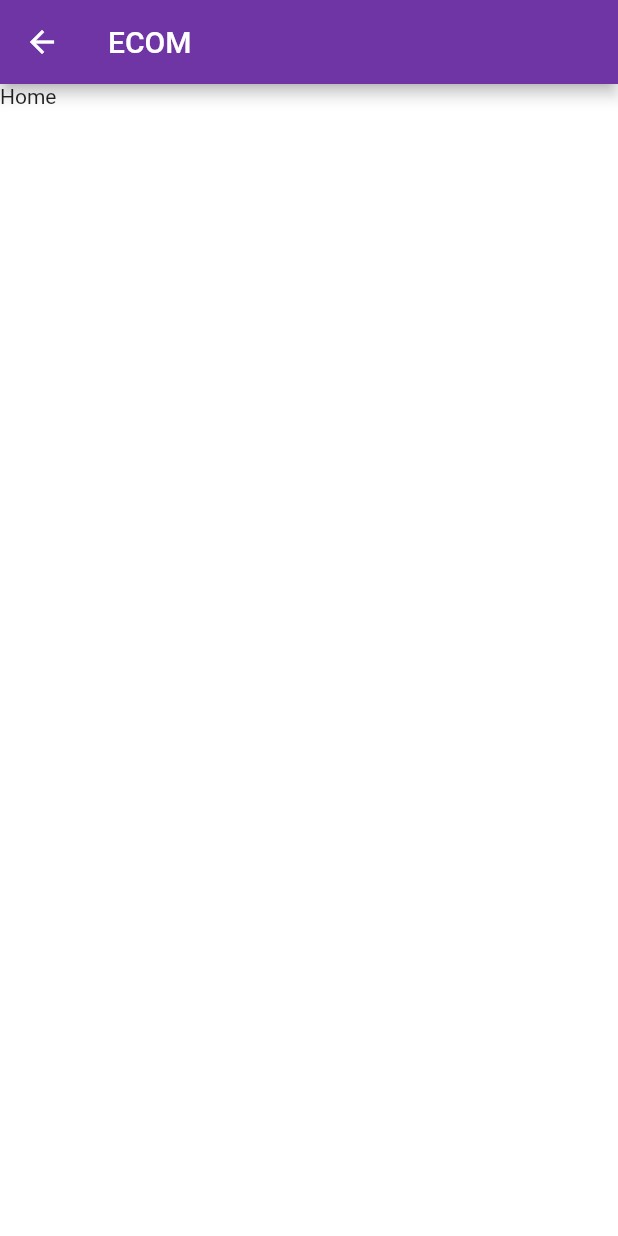
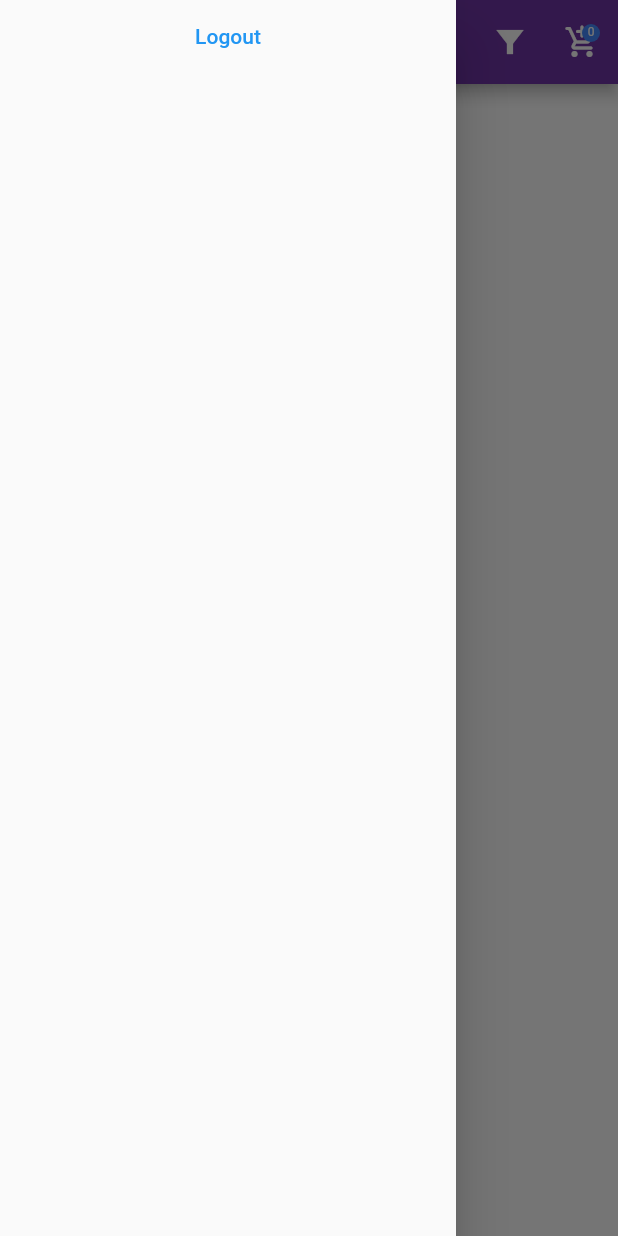
Before and after one commit to lkrjangid1/ecom-flutter, a Flutter app: the HomePage screen opened directly, with the side drawer open (before the commit the screen has no drawer), on a phone screen of 412 x 824 dp. Run offline on Flutter 3.47's test engine with Material 2 defaults, Android fonts, the light colour scheme and no system bars; our stand-ins replace cloud_firestore, firebase_auth, firebase_core, flutter_svg, rxdart; accounts and stored records are empty.

Commit message:
first commit

```diff
--- /dev/null
+++ b/lib/Screens/Home/Components/CardButtonFunc.dart
@@ -0,0 +1,55 @@
+import 'package:cloud_firestore/cloud_firestore.dart';
+import 'package:ecom/Screens/Cart/CartPage.dart';
+import 'package:firebase_auth/firebase_auth.dart';
+import 'package:flutter/material.dart';
+
+import 'CartButtonUI.dart';
+
+class CardButtonFunc extends StatelessWidget {
+  int totalPrize = 0;
+
+  @override
+  Widget build(BuildContext context) {
+    return IconButton(
+      onPressed: () {
+        Navigator.push(
+          context,
+          MaterialPageRoute(
+            builder: (context) => CartPage(
+              totalPrize: totalPrize,
+            ),
+          ),
+        );
+      },
+      icon: StreamBuilder(
+          stream: FirebaseFirestore.instance
+              .collection(FirebaseAuth.instance.currentUser.uid + 'cart')
+              .snapshots(),
+          builder: (context, snapshot) {
+            if (snapshot.hasError) {
+              return CartButton(
+                textColor: Colors.red,
+                badgeBackColor: Colors.white,
+                itemCount: '*',
+              );
+            }
+
+            if (snapshot.connectionState == ConnectionState.waiting) {
+              return CartButton(
+                textColor: Colors.white,
+                badgeBackColor: Colors.blueAccent,
+                itemCount: '0',
+              );
+            }
+            for (int index = 0; index < snapshot.data.docs.length; index++) {
+              totalPrize += int.parse(snapshot.data.docs[index]['prize']);
+            }
+            return CartButton(
+              textColor: Colors.white,
+              badgeBackColor: Colors.blueAccent,
+              itemCount: snapshot.data.docs.length.toString(),
+            );
+          }),
+    );
+  }
+}
--- /dev/null
+++ b/lib/Screens/Home/Components/CartButtonUI.dart
@@ -0,0 +1,39 @@
+import 'package:flutter/material.dart';
+
+class CartButton extends StatelessWidget {
+  final String itemCount;
+  final Color textColor;
+  final Color badgeBackColor;
+  CartButton({this.badgeBackColor, this.itemCount, this.textColor});
+
+  @override
+  Widget build(BuildContext context) {
+    return Stack(
+      children: <Widget>[
+        new Icon(Icons.add_shopping_cart_rounded),
+        new Positioned(
+          right: 0,
+          child: new Container(
+            padding: EdgeInsets.all(1),
+            decoration: new BoxDecoration(
+              color: Colors.blueAccent,
+              borderRadius: BorderRadius.circular(6),
+            ),
+            constraints: BoxConstraints(
+              minWidth: 12,
+              minHeight: 12,
+            ),
+            child: new Text(
+              itemCount,
+              style: new TextStyle(
+                color: Colors.white,
+                fontSize: 8,
+              ),
+              textAlign: TextAlign.center,
+            ),
+          ),
+        )
+      ],
+    );
+  }
+}
--- /dev/null
+++ b/lib/Screens/Home/Components/DrawerPage.dart
@@ -0,0 +1,25 @@
+import 'package:firebase_auth/firebase_auth.dart';
+import 'package:flutter/material.dart';
+import 'package:flutter/services.dart';
+
+class DrawerPage extends StatelessWidget {
+  @override
+  Widget build(BuildContext context) {
+    return Drawer(
+      child: Container(
+        child: SafeArea(
+          child: Column(
+            children: [
+              TextButton(
+                  onPressed: () {
+                    FirebaseAuth.instance.signOut();
+                    SystemNavigator.pop();
+                  },
+                  child: Text('Logout'))
+            ],
+          ),
+        ),
+      ),
+    );
+  }
+}
--- a/lib/Screens/Home/HomePage.dart
+++ b/lib/Screens/Home/HomePage.dart
@@ -1,20 +1,117 @@
+import 'package:cloud_firestore/cloud_firestore.dart';
+import 'package:ecom/Screens/Home/BottomSheet.dart';
+import 'package:ecom/Screens/Home/Components/CardButtonFunc.dart';
+import 'package:ecom/Screens/Home/Components/DrawerPage.dart';
+import 'package:flutter/cupertino.dart';
 import 'package:flutter/material.dart';
 
 import '../../constants.dart';
 
-class HomePage extends StatelessWidget {
+class HomePage extends StatefulWidget {
+  @override
+  _HomePageState createState() => _HomePageState();
+}
+
+class _HomePageState extends State<HomePage> {
+  bool checkOrder = false;
   @override
   Widget build(BuildContext context) {
     return Scaffold(
+      drawer: DrawerPage(),
       appBar: AppBar(
         backgroundColor: kPrimaryColor,
         title: Text(
           "ECOM",
           style: TextStyle(color: Colors.white),
         ),
+        actions: [
+          IconButton(
+            icon: Icon(Icons.filter_alt_sharp),
+            onPressed: () {
+              setState(() {
+                checkOrder = !checkOrder;
+              });
+            },
+          ),
+          CardButtonFunc(),
+        ],
       ),
-      body: Container(
-        child: Text('Home'),
+      body: StreamBuilder(
+        stream: FirebaseFirestore.instance
+            .collection('products')
+            .orderBy('date', descending: checkOrder)
+            .snapshots(),
+        builder: (context, snapShot) {
+          if (snapShot.connectionState == ConnectionState.waiting) {
+            return Padding(
+              padding: const EdgeInsets.all(10.0),
+              child: Center(child: CircularProgressIndicator()),
+            );
+          } else {
+            return ListView.builder(
+                itemCount: snapShot.data.docs.length,
+                itemBuilder: (context, index) {
+                  var data = snapShot.data.docs[index];
+                  return Padding(
+                    padding: const EdgeInsets.all(8.0),
+                    child: Card(
+                      elevation: 5,
+                      child: Padding(
+                        padding: const EdgeInsets.all(8.0),
+                        child: Row(
+                          children: [
+                            SizedBox(
+                                height: 150,
+                                width: 100,
+                                child: Image.network(data['image'])),
+                            SizedBox(
+                              width: 10,
+                            ),
+                            Column(
+                              crossAxisAlignment: CrossAxisAlignment.start,
+                              children: [
+                                Text(
+                                  data['name'],
+                                  overflow: TextOverflow.fade,
+                                  style: TextStyle(
+                                      fontSize: 15,
+                                      fontWeight: FontWeight.bold),
+                                ),
+                                SizedBox(
+                                  height: 10,
+                                ),
+                                Text(
+                                  data['company'],
+                                  style: TextStyle(
+                                      fontSize: 10,
+                                      fontWeight: FontWeight.bold,
+                                      color: Colors.grey),
+                                ),
+                                SizedBox(
+                                  height: 10,
+                                ),
+                                IconButton(
+                                    onPressed: () {
+                                      showModalBottomSheet(
+                                          context: context,
+                                          builder: (context) => Bottom(
+                                                data: data,
+                                              ));
+                                    },
+                                    icon: Icon(
+                                      Icons.add_circle,
+                                      color: Colors.grey,
+                                    )),
+                              ],
+                            ),
+                          ],
+                        ),
+                      ),
+                    ),
+                  );
+                });
+          }
+        },
       ),
     );
   }
--- a/lib/Screens/Welcome/components/body.dart
+++ b/lib/Screens/Welcome/components/body.dart
@@ -17,7 +17,7 @@ class Body extends StatelessWidget {
           mainAxisAlignment: MainAxisAlignment.center,
           children: <Widget>[
             Text(
-              "WELCOME TO EDU",
+              "WELCOME TO ECOM",
               style: TextStyle(fontWeight: FontWeight.bold),
             ),
             SizedBox(height: size.height * 0.05),
--- a/lib/main.dart
+++ b/lib/main.dart
@@ -1,3 +1,5 @@
+import 'package:ecom/Screens/Home/HomePage.dart';
+import 'package:firebase_auth/firebase_auth.dart';
 import 'package:firebase_core/firebase_core.dart';
 import 'package:flutter/material.dart';
 import 'package:provider/provider.dart';
@@ -14,7 +16,6 @@ void main() async {
 }
 
 class MyApp extends StatelessWidget {
-  // This widget is the root of your application.
   @override
   Widget build(BuildContext context) {
     return MultiProvider(
@@ -29,7 +30,9 @@ class MyApp extends StatelessWidget {
           primaryColor: kPrimaryColor,
           scaffoldBackgroundColor: Colors.white,
         ),
-        home: WelcomeScreen(),
+        home: FirebaseAuth.instance.currentUser != null
+            ? HomePage()
+            : WelcomeScreen(),
       ),
     );
   }
```
Also changed, not shown: lib/Screens/Cart/CartPage.dart (+195 -0 lines), lib/Screens/Home/BottomSheet.dart (added, +169 -0 lines), lib/Screens/Login/components/body.dart (+7 -6 lines), lib/Screens/Signup/components/body.dart (+8 -2 lines), lib/bloc/Login.dart (+25 -8 lines), lib/bloc/Register.dart (+26 -8 lines), pubspec.yaml (+8 -8 lines), pubspec.lock.
